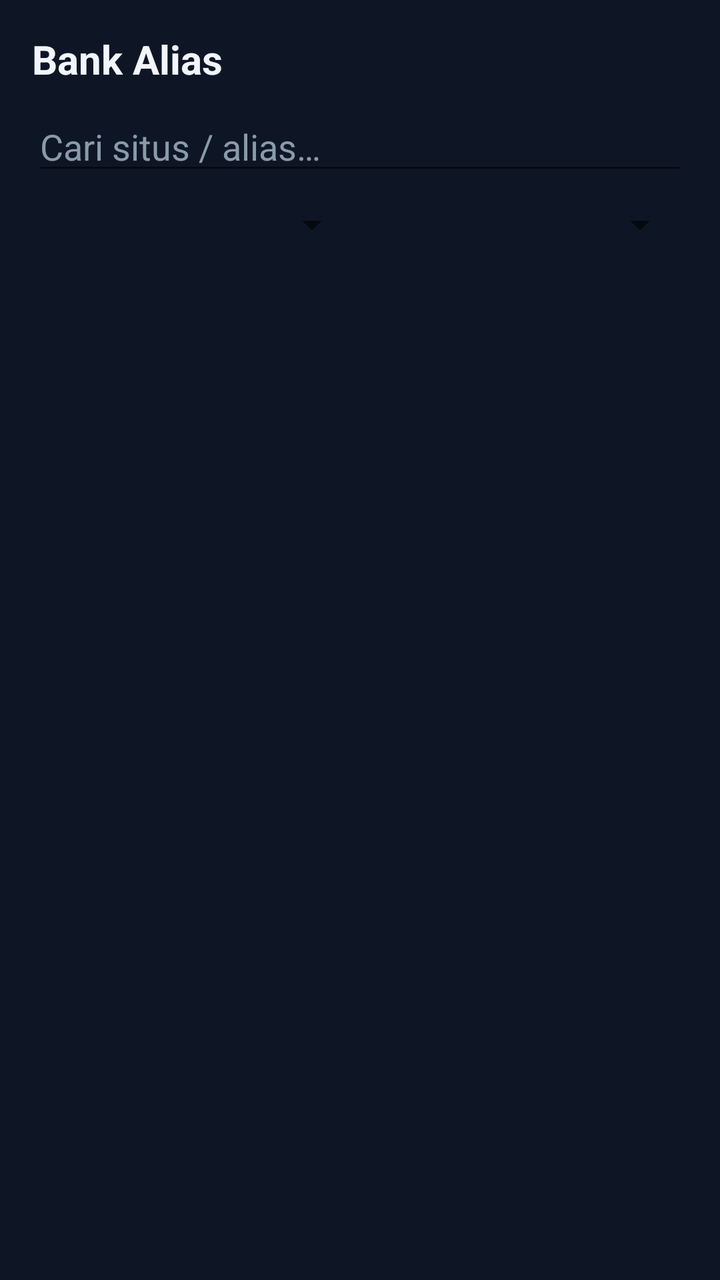
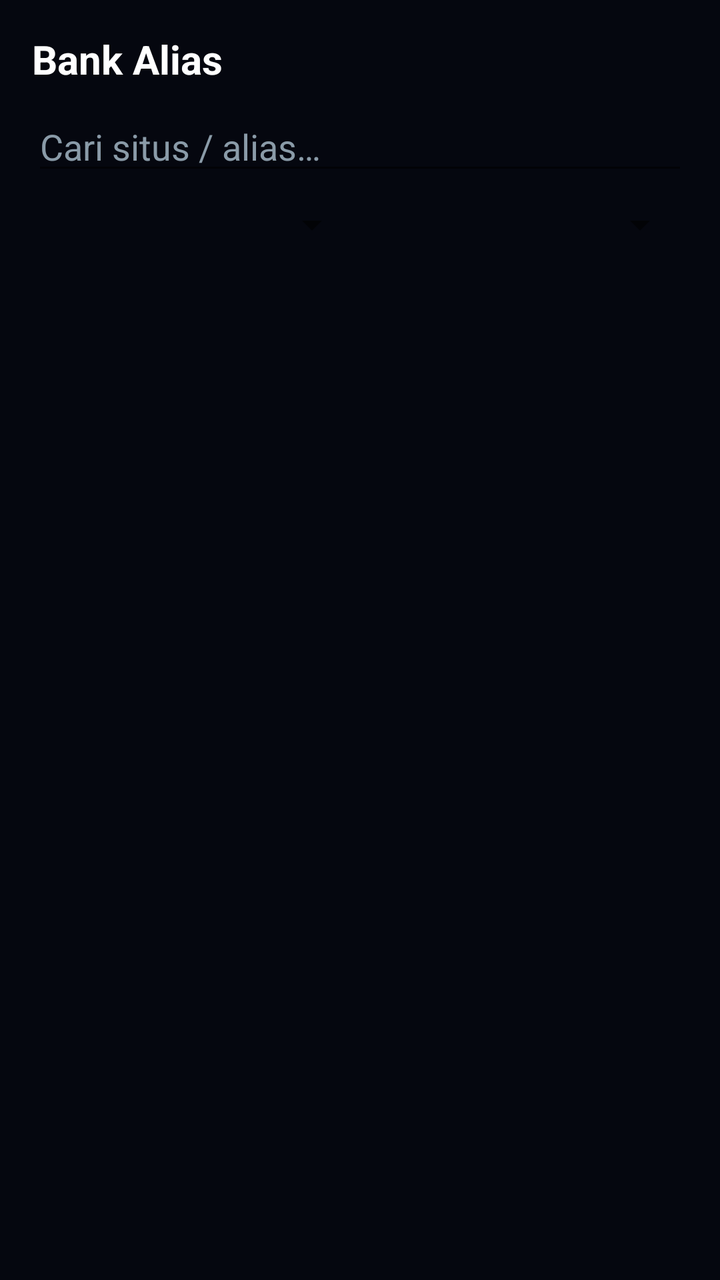

The first picture is an Android layout as it rendered before a commit; the second is the same layout after the commit. The layout source and the unified diff follow.
<!-- AndroidManifest.xml: application theme Theme.CloneMail -->
<!-- res/layout/fragment_bank.xml -->
<?xml version="1.0" encoding="utf-8"?>
<LinearLayout xmlns:android="http://schemas.android.com/apk/res/android"
    android:layout_width="match_parent"
    android:layout_height="match_parent"
    android:orientation="vertical"
    android:padding="16dp"
    android:background="@color/cm_bg">

    <TextView
        android:layout_width="wrap_content"
        android:layout_height="wrap_content"
        android:text="Bank Alias"
        android:textColor="@color/cm_text"
        android:textSize="20sp"
        android:textStyle="bold" />

    <EditText
        android:id="@+id/etSearch"
        android:layout_width="match_parent"
        android:layout_height="wrap_content"
        android:layout_marginTop="8dp"
        android:hint="Cari situs / alias…"
        android:textColor="@color/cm_text"
        android:textColorHint="@color/cm_hint" />

    <LinearLayout
        android:layout_width="match_parent"
        android:layout_height="wrap_content"
        android:layout_marginTop="8dp"
        android:orientation="horizontal">

        <Spinner
            android:id="@+id/spFilterStatus"
            android:layout_width="0dp"
            android:layout_height="wrap_content"
            android:layout_weight="1" />

        <Spinner
            android:id="@+id/spFilterBase"
            android:layout_width="0dp"
            android:layout_height="wrap_content"
            android:layout_weight="1" />
    </LinearLayout>

    <androidx.recyclerview.widget.RecyclerView
        android:id="@+id/rvBank"
        android:layout_width="match_parent"
        android:layout_height="0dp"
        android:layout_weight="1"
        android:layout_marginTop="8dp" />

    <TextView
        android:id="@+id/tvCount"
        android:layout_width="wrap_content"
        android:layout_height="wrap_content"
        android:textColor="@color/cm_text_secondary"
        android:textSize="12sp" />
</LinearLayout>
<!-- resources referenced by this layout -->
<resources>
  <color name="cm_bg">#0E1626</color>
  <color name="cm_hint">#8A9BA8</color>
  <color name="cm_text">#F2F5FA</color>
  <color name="cm_text_secondary">#B0BEC5</color>
  <style name="Theme.CloneMail" parent="Theme.MaterialComponents.DayNight.NoActionBar">
          <item name="colorPrimary">@color/cm_primary</item>
          <item name="colorPrimaryDark">@color/cm_primary_dark</item>
          <item name="colorAccent">@color/cm_accent</item>
          <item name="android:windowBackground">@color/cm_bg</item>
      </style>
  <color name="cm_primary">#1B3A6B</color>
  <color name="cm_primary_dark">#12294D</color>
  <color name="cm_accent">#F5B301</color>
</resources>

<!-- the commit's change to res/layout/fragment_bank.xml (unified diff, before → after) -->
@@ -4,13 +4,13 @@
     android:layout_height="match_parent"
     android:orientation="vertical"
     android:padding="16dp"
-    android:background="@color/cm_bg">
+    android:background="@color/cyber_bg">
 
     <TextView
         android:layout_width="wrap_content"
         android:layout_height="wrap_content"
         android:text="Bank Alias"
-        android:textColor="@color/cm_text"
+        android:textColor="@color/text_primary"
         android:textSize="20sp"
         android:textStyle="bold" />
 
@@ -20,7 +20,7 @@
         android:layout_height="wrap_content"
         android:layout_marginTop="8dp"
         android:hint="Cari situs / alias…"
-        android:textColor="@color/cm_text"
+        android:textColor="@color/text_primary"
         android:textColorHint="@color/cm_hint" />
 
     <LinearLayout
@@ -53,6 +53,6 @@
         android:id="@+id/tvCount"
         android:layout_width="wrap_content"
         android:layout_height="wrap_content"
-        android:textColor="@color/cm_text_secondary"
+        android:textColor="@color/text_secondary"
         android:textSize="12sp" />
 </LinearLayout>
<!-- resource entries referenced after the edit -->
@@ -1,17 +1,16 @@
 <!-- resources referenced by this layout -->
 <resources>
-  <color name="cm_bg">#0E1626</color>
   <color name="cm_hint">#8A9BA8</color>
-  <color name="cm_text">#F2F5FA</color>
-  <color name="cm_text_secondary">#B0BEC5</color>
+  <color name="cyber_bg">#05070F</color>
+  <color name="text_primary">#FFFFFF</color>
+  <color name="text_secondary">#9FB3C8</color>
   <style name="Theme.CloneMail" parent="Theme.MaterialComponents.DayNight.NoActionBar">
-          <item name="colorPrimary">@color/cm_primary</item>
-          <item name="colorPrimaryDark">@color/cm_primary_dark</item>
-          <item name="colorAccent">@color/cm_accent</item>
-          <item name="android:windowBackground">@color/cm_bg</item>
+          <item name="colorPrimary">@color/neon_cyan</item>
+          <item name="colorPrimaryDark">@color/cyber_bg</item>
+          <item name="colorAccent">@color/neon_magenta</item>
+          <item name="android:windowBackground">@color/cyber_bg</item>
       </style>
-  <color name="cm_primary">#1B3A6B</color>
-  <color name="cm_primary_dark">#12294D</color>
-  <color name="cm_accent">#F5B301</color>
+  <color name="neon_cyan">#00F0FF</color>
+  <color name="neon_magenta">#FF2E9A</color>
 </resources>
 
